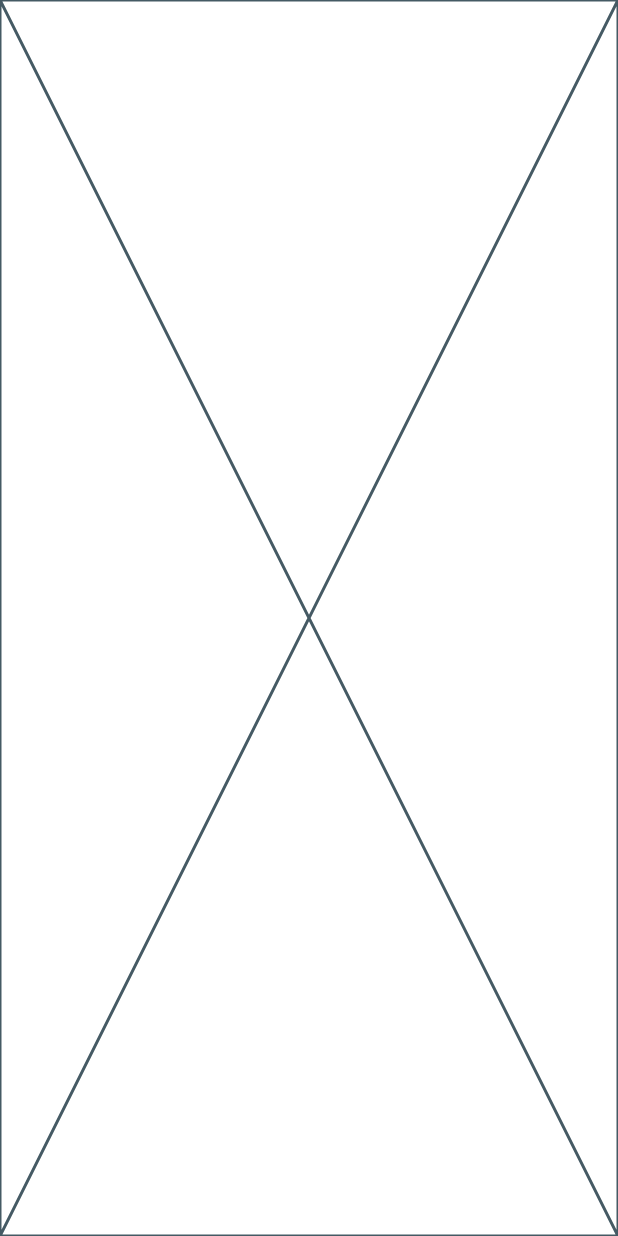
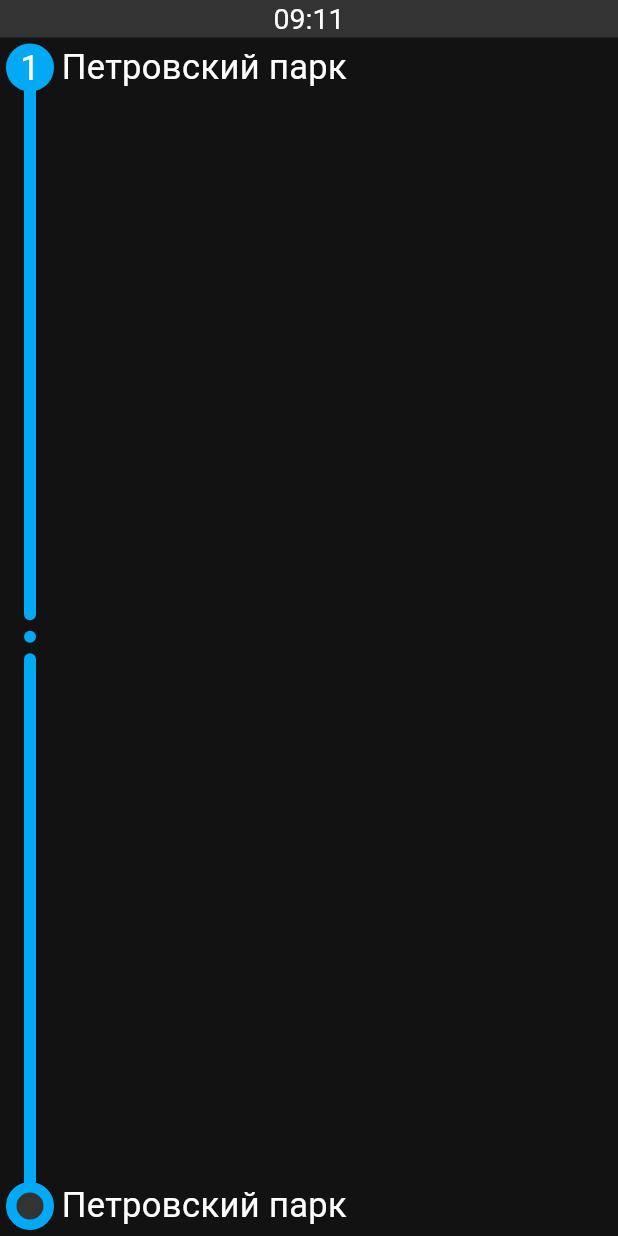
Before and after one commit to chftm/mosmetro_wear, a Flutter app: the screen it shows after launch, on a phone screen of 412 x 824 dp. Run offline on Flutter 3.47's test engine with Material 2 defaults, Android fonts, the phone set to English and light mode, and no system bars; our stand-ins replace bloc, sensors_plus.

Commit message:
add custom line

```diff
--- a/lib/view/app.dart
+++ b/lib/view/app.dart
@@ -1,10 +1,48 @@
 import 'package:flutter/material.dart';
+import 'package:mosmetro_wear/data/models/station.dart';
+import 'package:mosmetro_wear/view/widgets/custom_line.dart';
+import 'package:mosmetro_wear/view/widgets/station_widget.dart';
 
 class App extends StatelessWidget {
   const App({super.key});
 
   @override
   Widget build(BuildContext context) {
-    return const Placeholder();
+    return MaterialApp(
+      home: Scaffold(
+        appBar: AppBar(
+          title: const Text('09:11', style: TextStyle(fontSize: 19)),
+          backgroundColor: const Color.fromARGB(255, 51, 51, 51),
+          centerTitle: true,
+          toolbarHeight: 25,
+        ),
+        body: const SafeArea(
+          child: CustomPaint(
+            painter: CustomLine(lineRatio: 1/2),
+            child: Column(
+              mainAxisAlignment: MainAxisAlignment.spaceBetween,
+              children: [
+                StationWidget(
+                  station: Station(name: 'Петровский парк', line: 1),
+                  stationCircle: StationCircle.number,
+                ),
+                StationWidget(
+                  station: Station(name: 'Петровский парк', line: 1),
+                  stationCircle: StationCircle.outlined,
+                ),
+              ],
+            ),
+          ),
+        ),
+      ),
+      theme: ThemeData(
+        useMaterial3: true,
+        visualDensity: VisualDensity.compact,
+        colorScheme: const ColorScheme.dark().copyWith(
+          background: const Color.fromARGB(255, 51, 51, 51),
+        ),
+      ),
+      debugShowCheckedModeBanner: false,
+    );
   }
 }
--- a/lib/view/widgets/station_widget.dart
+++ b/lib/view/widgets/station_widget.dart
@@ -22,6 +22,7 @@ class StationWidget extends StatelessWidget {
           Container(
             decoration: stationCircle == StationCircle.outlined
                 ? const BoxDecoration(
+                    color: const Color.fromARGB(255, 51, 51, 51),
                     border: Border.fromBorderSide(
                       BorderSide(
                         color: Colors.lightBlue,
--- a/pubspec.yaml
+++ b/pubspec.yaml
@@ -32,6 +32,7 @@ dependencies:
   flutter:
     sdk: flutter
   flutter_bloc: ^8.1.3
+  google_fonts: ^4.0.4
   sensors_plus: ^3.0.3
 
 dev_dependencies:
```
Also changed, not shown: lib/view/widgets/custom_line.dart (added, +37 -0 lines), pubspec.lock.
